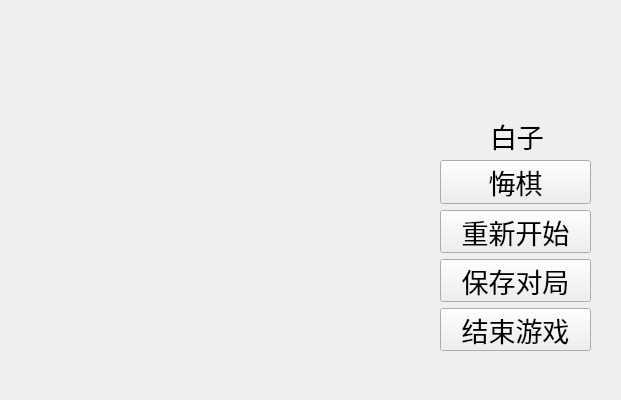
First picture: the form in QT-STU/wuziqi/board.ui, repository Riyasushin/CS106, before the edit.
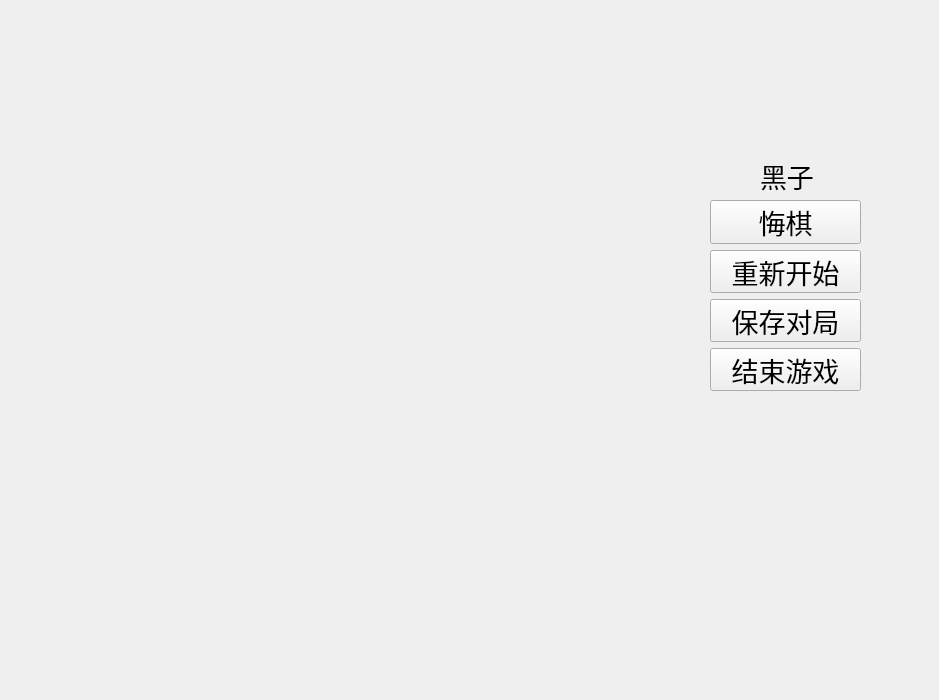
Second picture: the form after the edit.

Diff of the .ui file:
```diff
--- a/QT-STU/wuziqi/board.ui
+++ b/QT-STU/wuziqi/board.ui
@@ -6,20 +6,20 @@
    <rect>
     <x>0</x>
     <y>0</y>
-    <width>621</width>
-    <height>400</height>
+    <width>939</width>
+    <height>700</height>
    </rect>
   </property>
   <property name="minimumSize">
    <size>
     <width>600</width>
-    <height>400</height>
+    <height>700</height>
    </size>
   </property>
   <property name="maximumSize">
    <size>
     <width>1000</width>
-    <height>400</height>
+    <height>700</height>
    </size>
   </property>
   <property name="font">
@@ -33,8 +33,8 @@
   <widget class="QWidget" name="layoutWidget">
    <property name="geometry">
     <rect>
-     <x>440</x>
-     <y>160</y>
+     <x>710</x>
+     <y>200</y>
      <width>151</width>
      <height>191</height>
     </rect>
@@ -73,8 +73,8 @@
   <widget class="QWidget" name="IMAGE" native="true">
    <property name="geometry">
     <rect>
-     <x>440</x>
-     <y>30</y>
+     <x>710</x>
+     <y>70</y>
      <width>131</width>
      <height>81</height>
     </rect>
@@ -83,20 +83,20 @@
   <widget class="QLabel" name="label">
    <property name="geometry">
     <rect>
-     <x>490</x>
-     <y>120</y>
+     <x>760</x>
+     <y>160</y>
      <width>61</width>
      <height>31</height>
     </rect>
    </property>
    <property name="font">
     <font>
-     <family>喜鹊古风小楷简体版 regular</family>
+     <family>华文行楷</family>
      <pointsize>20</pointsize>
     </font>
    </property>
    <property name="text">
-    <string>白子</string>
+    <string>黑子</string>
    </property>
   </widget>
  </widget>
```
